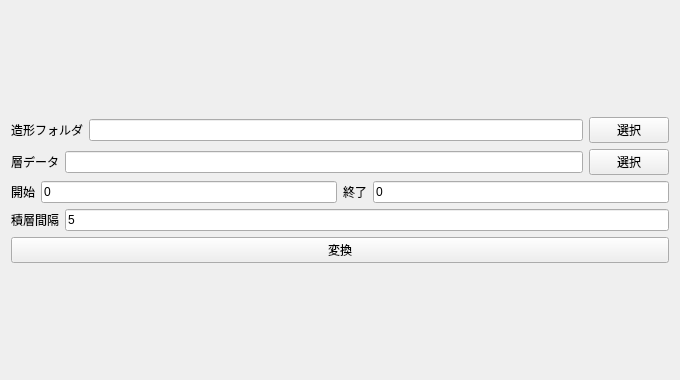
Old version of the form convertpanel.ui in the repository MaruoLab2015/5AxisFabricationApplication.
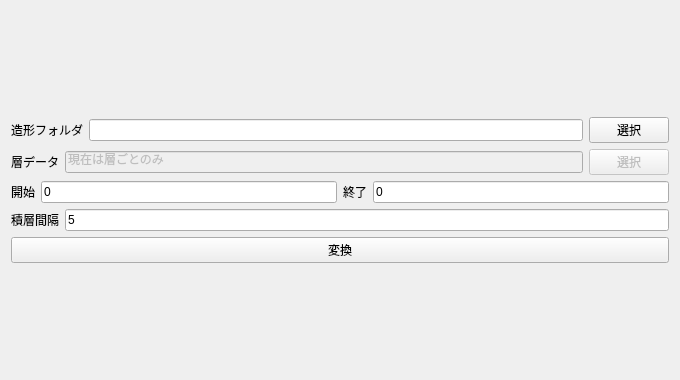
New version of the form.

Diff of the .ui file:
```diff
--- a/convertpanel.ui
+++ b/convertpanel.ui
@@ -53,12 +53,18 @@
        <item>
         <widget class="QLineEdit" name="layerLineEdit">
          <property name="enabled">
-          <bool>true</bool>
+          <bool>false</bool>
+         </property>
+         <property name="text">
+          <string>現在は層ごとのみ</string>
          </property>
         </widget>
        </item>
        <item>
         <widget class="QPushButton" name="openLayerFolderButton">
+         <property name="enabled">
+          <bool>false</bool>
+         </property>
          <property name="text">
           <string>選択</string>
          </property>
```
Left out of the diff: 2 changed lines with no effect on the pictures.
